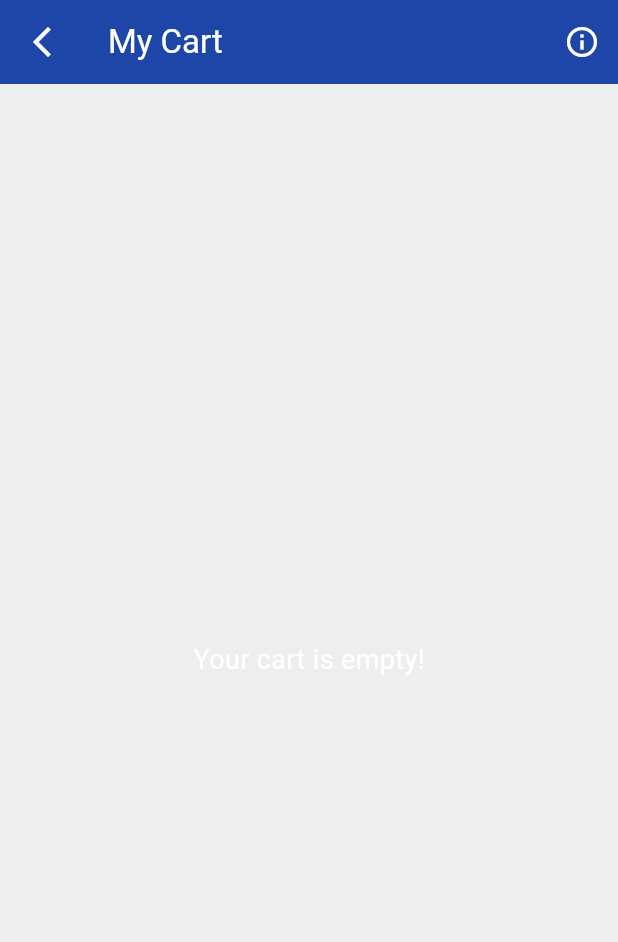
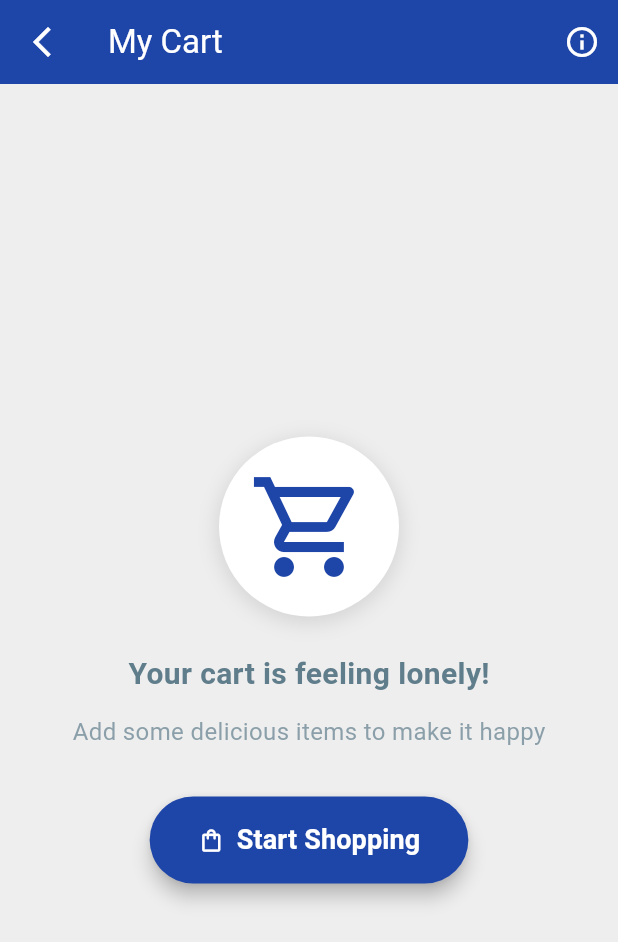
Before and after one commit to logeshdevloper/MobileApp, a Flutter app: the CartScreen screen opened directly, on a phone screen of 412 x 824 dp. Shown: the top 942 px of the screen. Run offline on Flutter 3.47's test engine with Material 3 defaults, Android fonts, the phone set to English and light mode, and no system bars; our stand-ins replace flutter_spinkit, image_picker, shared_preferences; accounts and stored records are empty.

Commit message:
ui of home and cart updated

```diff
--- a/lib/screens/customer/screens/home.dart
+++ b/lib/screens/customer/screens/home.dart
@@ -45,6 +45,7 @@
           products = List<Map<String, dynamic>>.from(data['products']);
           isLoading = false;
         });
+        print(products);
       } else {
         throw Exception('Failed to load products');
       }
--- a/lib/screens/customer/screens/widgets/add_cart.dart
+++ b/lib/screens/customer/screens/widgets/add_cart.dart
@@ -2,6 +2,7 @@
 import 'package:pops/utilis/constant.dart';
 import '../order/order_conform.dart';
 import '../../../../common/styles/color.dart';
+import '../home.dart';
 
 class CartScreen extends StatefulWidget {
   final List<Map<String, dynamic>> cartItems;
@@ -148,10 +149,86 @@
           ],
         ),
         body: widget.cartItems.isEmpty
-            ? const Center(
-                child: Text(
-                  'Your cart is empty!',
-                  style: TextStyle(color: Colors.white, fontSize: 18),
+            ? Center(
+                child: Column(
+                  mainAxisAlignment: MainAxisAlignment.center,
+                  children: [
+                    Container(
+                      padding: const EdgeInsets.all(20),
+                      decoration: BoxDecoration(
+                        color: Colors.white,
+                        shape: BoxShape.circle,
+                        boxShadow: [
+                          BoxShadow(
+                            color: Colors.grey.withOpacity(0.3),
+                            spreadRadius: 2,
+                            blurRadius: 10,
+                            offset: const Offset(0, 3),
+                          ),
+                        ],
+                      ),
+                      child: Icon(
+                        Icons.shopping_cart_outlined,
+                        size: 80,
+                        color: primaryColor,
+                      ),
+                    ),
+                    const SizedBox(height: 24),
+                    Text(
+                      'Your cart is feeling lonely!',
+                      style: TextStyle(
+                        color: textSecondary,
+                        fontSize: 20,
+                        fontWeight: FontWeight.bold,
+                      ),
+                    ),
+                    const SizedBox(height: 12),
+                    Text(
+                      'Add some delicious items to make it happy',
+                      style: TextStyle(
+                        color: textSecondary.withOpacity(0.7),
+                        fontSize: 16,
+                      ),
+                    ),
+                    const SizedBox(height: 32),
+                    ElevatedButton(
+                      style: ElevatedButton.styleFrom(
+                        backgroundColor: primaryColor,
+                        padding: const EdgeInsets.symmetric(
+                          horizontal: 32,
+                          vertical: 16,
+                        ),
+                        shape: RoundedRectangleBorder(
+                          borderRadius: BorderRadius.circular(30),
+                        ),
+                        elevation: 5,
+                      ),
+                      onPressed: () {
+                        Navigator.pushReplacement(
+                          context,
+                          MaterialPageRoute(
+                            builder: (context) => const HomePage(),
+                          ),
+                        );
+                      },
+                      child: Row(
+                        mainAxisSize: MainAxisSize.min,
+                        children: const [
+                          Icon(Icons.shopping_bag_outlined,
+                              color: Colors.white),
+                          SizedBox(width: 8),
+                          Text(
+                            'Start Shopping',
+                            style: TextStyle(
+                              color: Colors.white,
+                              fontSize: 18,
+                              fontWeight: FontWeight.bold,
+                            ),
+                          ),
+                        ],
+                      ),
+                    ),
+                  ],
                 ),
               )
             : Column(
```
Also changed, not shown: lib/screens/customer/screens/widgets/product_card.dart (+85 -119 lines).
